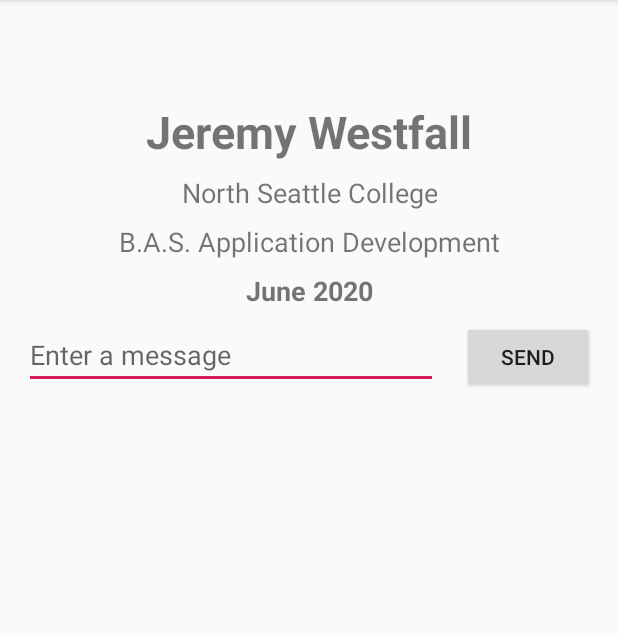
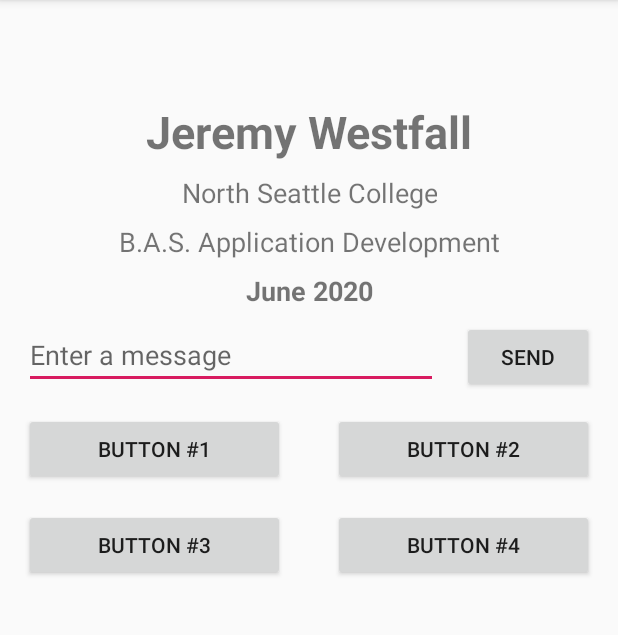
Before and after one commit to jerwest/AD340-Project, an Android app: the screen it shows after launch (MainActivity), on a phone screen of 412 x 824 dp, the part 84-719 px from its top. Run offline under Robolectric (Android 15) with nearby library versions, the phone set to English and light mode, and no system bars.

Commit message:
updated toast messages

```diff
--- a/app/src/main/java/com/westfall/ad340_project/MainActivity.java
+++ b/app/src/main/java/com/westfall/ad340_project/MainActivity.java
@@ -2,6 +2,9 @@ package com.westfall.ad340_project;
 
 import android.support.v7.app.AppCompatActivity;
 import android.os.Bundle;
+import android.view.View;
+import android.widget.Button;
+import android.widget.Toast;
 
 public class MainActivity extends AppCompatActivity {
 
@@ -9,5 +12,37 @@ public class MainActivity extends AppCompatActivity {
     protected void onCreate(Bundle savedInstanceState) {
         super.onCreate(savedInstanceState);
         setContentView(R.layout.activity_main);
+
+        Button btn1 = (Button)findViewById(R.id.button14);
+        btn1.setOnClickListener(new View.OnClickListener() {
+            @Override
+            public void onClick(View v) {
+                Toast.makeText(MainActivity.this, "Button #1", Toast.LENGTH_SHORT).show();
+            }
+        });
+
+        Button btn2 = (Button)findViewById(R.id.button15);
+        btn2.setOnClickListener(new View.OnClickListener() {
+            @Override
+            public void onClick(View v) {
+                Toast.makeText(MainActivity.this, "Button #2", Toast.LENGTH_SHORT).show();
+            }
+        });
+
+        Button btn3 = (Button)findViewById(R.id.button16);
+        btn3.setOnClickListener(new View.OnClickListener() {
+            @Override
+            public void onClick(View v) {
+                Toast.makeText(MainActivity.this, "Button #3", Toast.LENGTH_SHORT).show();
+            }
+        });
+
+        Button btn4 = (Button)findViewById(R.id.button17);
+        btn4.setOnClickListener(new View.OnClickListener() {
+            @Override
+            public void onClick(View v) {
+                Toast.makeText(MainActivity.this, "Button #4", Toast.LENGTH_SHORT).show();
+            }
+        });
     }
 }
--- a/app/src/main/res/layout/activity_main.xml
+++ b/app/src/main/res/layout/activity_main.xml
@@ -75,11 +75,13 @@
         android:layout_marginTop="8dp"
         android:ems="10"
         android:hint="@string/edit_message"
-        android:inputType="textPersonName"
+        android:importantForAutofill="no"
+        android:inputType="none"
         app:layout_constraintEnd_toStartOf="@+id/button"
         app:layout_constraintHorizontal_bias="0.5"
         app:layout_constraintStart_toStartOf="parent"
-        app:layout_constraintTop_toBottomOf="@+id/textView3" />
+        app:layout_constraintTop_toBottomOf="@+id/textView3"
+        tools:targetApi="o" />
 
     <Button
         android:id="@+id/button"
@@ -93,4 +95,50 @@
         app:layout_constraintHorizontal_bias="0.5"
         app:layout_constraintStart_toEndOf="@+id/editText" />
 
+    <Button
+        android:id="@+id/button14"
+        android:layout_width="0dp"
+        android:layout_height="wrap_content"
+        android:layout_marginStart="16dp"
+        android:layout_marginTop="16dp"
+        android:layout_marginEnd="16dp"
+        android:text="@string/button_1"
+        app:layout_constraintEnd_toStartOf="@+id/button15"
+        app:layout_constraintStart_toStartOf="parent"
+        app:layout_constraintTop_toBottomOf="@+id/editText" />
+
+    <Button
+        android:id="@+id/button15"
+        android:layout_width="0dp"
+        android:layout_height="wrap_content"
+        android:layout_marginStart="16dp"
+        android:layout_marginEnd="16dp"
+        android:text="@string/button_2"
+        app:layout_constraintBaseline_toBaselineOf="@+id/button14"
+        app:layout_constraintEnd_toEndOf="parent"
+        app:layout_constraintStart_toEndOf="@+id/button14" />
+
+    <Button
+        android:id="@+id/button16"
+        android:layout_width="0dp"
+        android:layout_height="wrap_content"
+        android:layout_marginStart="16dp"
+        android:layout_marginTop="16dp"
+        android:layout_marginEnd="16dp"
+        android:text="@string/button_3"
+        app:layout_constraintEnd_toStartOf="@+id/button17"
+        app:layout_constraintStart_toStartOf="parent"
+        app:layout_constraintTop_toBottomOf="@+id/button14" />
+
+    <Button
+        android:id="@+id/button17"
+        android:layout_width="0dp"
+        android:layout_height="wrap_content"
+        android:layout_marginStart="16dp"
+        android:layout_marginEnd="16dp"
+        android:text="@string/button_4"
+        app:layout_constraintBaseline_toBaselineOf="@+id/button16"
+        app:layout_constraintEnd_toEndOf="parent"
+        app:layout_constraintStart_toEndOf="@+id/button16" />
+
 </android.support.constraint.ConstraintLayout>
--- a/app/src/main/res/values/strings.xml
+++ b/app/src/main/res/values/strings.xml
@@ -6,4 +6,8 @@
     <string name="north_seattle_college">North Seattle College</string>
     <string name="edit_message">Enter a message</string>
     <string name="button_send">Send</string>
+    <string name="button_1">Button #1</string>
+    <string name="button_2">Button #2</string>
+    <string name="button_3">Button #3</string>
+    <string name="button_4">Button #4</string>
 </resources>
```
